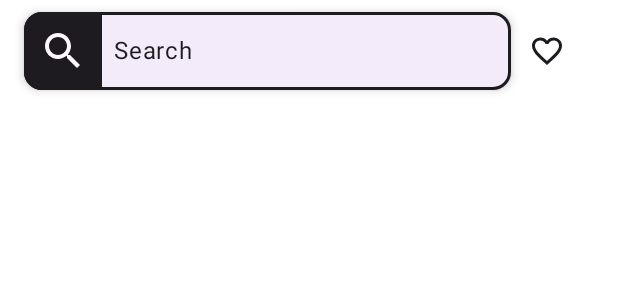
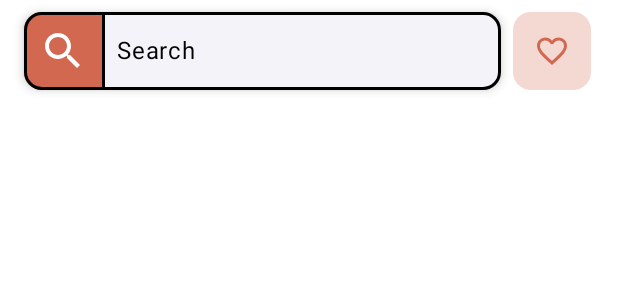
Before and after one commit to jassielcastro/CitySearchTest, an Android app built with Jetpack Compose: the @Preview function SearchBarViewPreview, on a phone screen of 412 x 824 dp. Shown: the top 300 px of the screen. Run offline under Robolectric (Android 15) with nearby library versions, the phone set to English and light mode, and no system bars.

Commit message:
[refactor]: change color variants for icons

```diff
--- a/app/src/main/java/com/ajcm/citysearch/ui/theme/Color.kt
+++ b/app/src/main/java/com/ajcm/citysearch/ui/theme/Color.kt
@@ -12,7 +12,7 @@ val Pink80 = Color(0xFFEFB8C8)
 val OutlineLight = Color(0xFF000000)
 val SurfaceLight = Color(0xFFFFFFFF)
 val PrimaryTextLight = Color(0xFF000000)
-val SecondaryTextLight = Color(0xFF000000)
+val SurfaceVariantLight = Color(0xFFD36851)
 
 /**
  * Night colors
@@ -24,4 +24,4 @@ val Pink40 = Color(0xFF7D5260)
 val OutlineNight = Color(0xFFFFFFFF)
 val SurfaceNight = Color(0xFF000000)
 val PrimaryTextNight = Color(0xFFFFFFFF)
-val SecondaryTextNight = Color(0xFFFFFFFF)
+val SurfaceVariantNight = Color(0xFFFFFFFF)
--- a/app/src/main/java/com/ajcm/citysearch/ui/theme/Theme.kt
+++ b/app/src/main/java/com/ajcm/citysearch/ui/theme/Theme.kt
@@ -14,7 +14,7 @@ private val DarkColorScheme = darkColorScheme(
     outline = OutlineNight,
     surface = SurfaceNight,
     onSurface = PrimaryTextNight,
-    onSurfaceVariant = SecondaryTextNight,
+    surfaceVariant = SurfaceVariantNight,
 )
 
 private val LightColorScheme = lightColorScheme(
@@ -25,7 +25,7 @@ private val LightColorScheme = lightColorScheme(
     outline = OutlineLight,
     surface = SurfaceLight,
     onSurface = PrimaryTextLight,
-    onSurfaceVariant = SecondaryTextLight,
+    surfaceVariant = SurfaceVariantLight,
 )
 
 @Composable
--- a/app/src/main/java/com/ajcm/citysearch/ui/views/components/SearchBarView.kt
+++ b/app/src/main/java/com/ajcm/citysearch/ui/views/components/SearchBarView.kt
@@ -5,9 +5,12 @@ import androidx.compose.foundation.background
 import androidx.compose.foundation.layout.Arrangement
 import androidx.compose.foundation.layout.Box
 import androidx.compose.foundation.layout.Row
+import androidx.compose.foundation.layout.Spacer
 import androidx.compose.foundation.layout.fillMaxWidth
+import androidx.compose.foundation.layout.height
 import androidx.compose.foundation.layout.padding
 import androidx.compose.foundation.layout.size
+import androidx.compose.foundation.layout.width
 import androidx.compose.foundation.text.BasicTextField
 import androidx.compose.material.icons.Icons
 import androidx.compose.material.icons.filled.Clear
@@ -19,6 +22,7 @@ import androidx.compose.material3.IconButton
 import androidx.compose.material3.MaterialTheme
 import androidx.compose.material3.Surface
 import androidx.compose.material3.Text
+import androidx.compose.material3.VerticalDivider
 import androidx.compose.runtime.Composable
 import androidx.compose.runtime.getValue
 import androidx.compose.runtime.mutableStateOf
@@ -31,6 +35,7 @@ import androidx.compose.ui.res.stringResource
 import androidx.compose.ui.tooling.preview.Preview
 import androidx.compose.ui.unit.dp
 import com.ajcm.citysearch.R
+import com.ajcm.citysearch.ui.theme.CitySearchTheme
 
 @Composable
 fun SearchBarView(
@@ -48,11 +53,17 @@ fun SearchBarView(
         SearchFieldBarView(
             modifier = Modifier
                 .padding(vertical = 8.dp)
-                .padding(start = 16.dp)
+                .padding(start = 16.dp, end = 8.dp)
                 .fillMaxWidth(0.82f),
             onSearch = onSearch
         )
 
+        Surface (
+            modifier = Modifier
+                .size(52.dp),
+            color = MaterialTheme.colorScheme.surfaceVariant.copy(alpha = 0.25f),
+            shape = MaterialTheme.shapes.medium,
+        ) {
             IconButton(
                 onClick = {
                     filterFavorites = !filterFavorites
@@ -68,8 +79,9 @@ fun SearchBarView(
                         Icons.Default.FavoriteBorder
                     },
                     contentDescription = "Clear Icon",
-                tint = MaterialTheme.colorScheme.onSurface
+                    tint = MaterialTheme.colorScheme.surfaceVariant
                 )
+            }
         }
     }
 }
@@ -100,7 +112,7 @@ fun SearchFieldBarView(
             Box(
                 modifier = Modifier
                     .size(52.dp)
-                    .background(MaterialTheme.colorScheme.onSurface),
+                    .background(MaterialTheme.colorScheme.surfaceVariant),
                 contentAlignment = Alignment.Center
             ) {
                 Icon(
@@ -111,6 +123,13 @@ fun SearchFieldBarView(
                     tint = MaterialTheme.colorScheme.surface
                 )
             }
+
+            VerticalDivider(
+                modifier = Modifier
+                    .height(52.dp),
+                thickness = 2.dp,
+                color = MaterialTheme.colorScheme.onSurface
+            )
 
             BasicTextField(
                 modifier = Modifier
@@ -163,9 +182,11 @@ fun SearchFieldBarView(
 @Preview(showBackground = true)
 @Composable
 fun SearchBarViewPreview() {
+    CitySearchTheme {
         SearchBarView(
             modifier = Modifier.fillMaxWidth(),
             onSearch = {},
             onFilterFavorites = {}
         )
     }
+}
```
Also changed, not shown: app/src/main/java/com/ajcm/citysearch/ui/views/components/CityItemView.kt (+8 -4 lines). Lines whose indentation alone changed are shown as unchanged.
